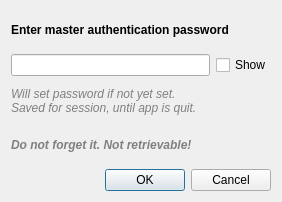
This is src/ui/qgscredentialdialog.ui in kailIII/QGIS as Qt 5 draws it before an edit. The edited form follows.
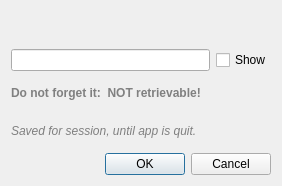
This is the edited form. The open tabs and pages were chosen to show the change.

Commit message: Update master password input dialog, relative to whether password is set

The edit to the form file:
```diff
--- a/src/ui/qgscredentialdialog.ui
+++ b/src/ui/qgscredentialdialog.ui
@@ -7,7 +7,7 @@
     <x>0</x>
     <y>0</y>
     <width>282</width>
-    <height>202</height>
+    <height>186</height>
    </rect>
   </property>
   <property name="windowTitle">
@@ -101,16 +101,12 @@
         <number>0</number>
        </property>
        <item>
-        <widget class="QLabel" name="label_6">
-         <property name="font">
-          <font>
-           <weight>75</weight>
-           <italic>false</italic>
-           <bold>true</bold>
-          </font>
+        <widget class="QLabel" name="lblPasswordTitle">
+         <property name="styleSheet">
+          <string notr="true">QLabel{ font-weight: bold; }s</string>
          </property>
          <property name="text">
-          <string>Enter master authentication password</string>
+          <string/>
          </property>
         </widget>
        </item>
@@ -142,18 +138,15 @@
         </layout>
        </item>
        <item>
-        <widget class="QLabel" name="label_4">
-         <property name="font">
-          <font>
-           <italic>true</italic>
-          </font>
-         </property>
+        <widget class="QLabel" name="lblDontForget">
          <property name="styleSheet">
-          <string notr="true">QLabel { color: rgb(128, 128, 128); }</string>
+          <string notr="true">QLabel {
+color: rgb(128, 128, 128);
+font-weight: bold;
+}</string>
          </property>
          <property name="text">
-          <string>Will set password if not yet set.
-Saved for session, until app is quit.</string>
+          <string>Do not forget it:  NOT retrievable!</string>
          </property>
          <property name="wordWrap">
           <bool>true</bool>
@@ -161,19 +154,15 @@
         </widget>
        </item>
        <item>
-        <widget class="QLabel" name="label_5">
-         <property name="font">
-          <font>
-           <weight>75</weight>
-           <italic>true</italic>
-           <bold>true</bold>
-          </font>
-         </property>
+        <widget class="QLabel" name="lblSavedForSession">
          <property name="styleSheet">
-          <string notr="true">QLabel { color: rgb(128, 128, 128); }</string>
+          <string notr="true">QLabel {
+color: rgb(128, 128, 128);
+font-style: italic;
+}</string>
          </property>
          <property name="text">
-          <string>Do not forget it. Not retrievable!</string>
+          <string>Saved for session, until app is quit.</string>
          </property>
          <property name="wordWrap">
           <bool>true</bool>
```
The commit also changes 7 other files.
